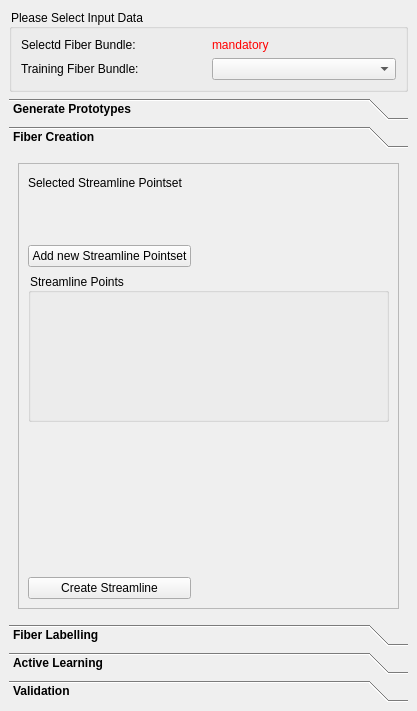
First picture: the form in Plugins/org.mitk.gui.qt.diffusionimaging.fiberprocessing/src/internal/QmitkInteractiveFiberDissectionViewControls.ui, repository MIC-DKFZ/MITK-Diffusion, before the edit.
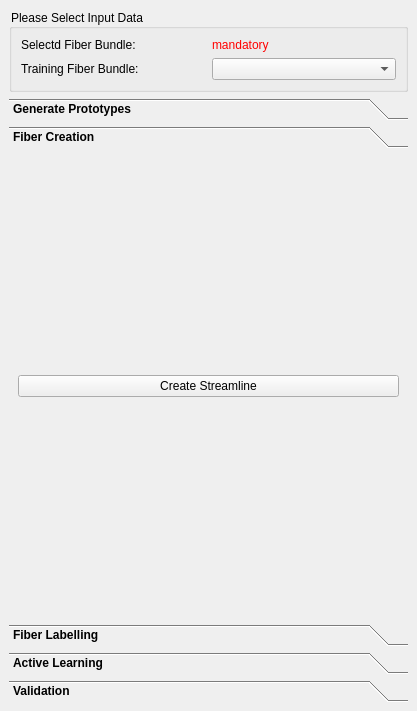
Second picture: the form after the edit. The open tabs and pages were chosen to show the change. Icons and pictures are not drawn. Custom widgets are drawn as their Qt base class.

What changed in the file:
```diff
--- a/Plugins/org.mitk.gui.qt.diffusionimaging.fiberprocessing/src/internal/QmitkInteractiveFiberDissectionViewControls.ui
+++ b/Plugins/org.mitk.gui.qt.diffusionimaging.fiberprocessing/src/internal/QmitkInteractiveFiberDissectionViewControls.ui
@@ -226,129 +226,10 @@
       </attribute>
       <layout class="QGridLayout" name="gridLayout_7">
        <item row="0" column="0">
-        <widget class="QFrame" name="frame">
-         <property name="frameShape">
-          <enum>QFrame::StyledPanel</enum>
+        <widget class="QPushButton" name="m_StreamlineCreation">
+         <property name="text">
+          <string>Create Streamline</string>
          </property>
-         <property name="frameShadow">
-          <enum>QFrame::Raised</enum>
-         </property>
-         <layout class="QGridLayout" name="gridLayout_11">
-          <item row="0" column="0">
-           <widget class="QLabel" name="m_selectedPointSetLabel">
-            <property name="text">
-             <string>Selected Streamline Pointset</string>
-            </property>
-           </widget>
-          </item>
-          <item row="2" column="1">
-           <spacer name="horizontalSpacer_14">
-            <property name="orientation">
-             <enum>Qt::Horizontal</enum>
-            </property>
-            <property name="sizeHint" stdset="0">
-             <size>
-              <width>40</width>
-              <height>20</height>
-             </size>
-            </property>
-           </spacer>
-          </item>
-          <item row="4" column="0" colspan="2">
-           <widget class="QGroupBox" name="groupBox">
-            <property name="title">
-             <string>Streamline Points</string>
-            </property>
-            <layout class="QGridLayout" name="gridLayout_10">
-             <item row="0" column="0">
-              <widget class="QmitkPointListWidget" name="m_poinSetListWidget" native="true"/>
-             </item>
-             <item row="1" column="0">
-              <spacer name="verticalSpacer_7">
-               <property name="orientation">
-                <enum>Qt::Vertical</enum>
-               </property>
-               <property name="sizeHint" stdset="0">
-                <size>
-                 <width>20</width>
-                 <height>40</height>
-                </size>
-               </property>
-              </spacer>
-             </item>
-            </layout>
-           </widget>
-          </item>
-          <item row="1" column="1">
-           <spacer name="horizontalSpacer_13">
-            <property name="orientation">
-             <enum>Qt::Horizontal</enum>
-            </property>
-            <property name="sizeHint" stdset="0">
-             <size>
-              <width>40</width>
-              <height>20</height>
-             </size>
-            </property>
-           </spacer>
-          </item>
-          <item row="0" column="1">
-           <spacer name="horizontalSpacer_12">
-            <property name="orientation">
-             <enum>Qt::Horizontal</enum>
-            </property>
-            <property name="sizeHint" stdset="0">
-             <size>
-              <width>40</width>
-              <height>20</height>
-             </size>
-            </property>
-           </spacer>
-          </item>
-          <item row="2" column="0">
-           <widget class="QPushButton" name="m_addPointSetPushButton">
-            <property name="text">
-             <string>Add new Streamline Pointset</string>
-            </property>
-           </widget>
-          </item>
-          <item row="1" column="0">
-           <widget class="QmitkSingleNodeSelectionWidget" name="m_selectedPointSetWidget" native="true">
-            <property name="sizePolicy">
-             <sizepolicy hsizetype="Preferred" vsizetype="Minimum">
-              <horstretch>0</horstretch>
-              <verstretch>0</verstretch>
-             </sizepolicy>
-            </property>
-            <property name="minimumSize">
-             <size>
-              <width>0</width>
-              <height>40</height>
-             </size>
-            </property>
-           </widget>
-          </item>
-          <item row="6" column="0">
-           <spacer name="verticalSpacer_3">
-            <property name="orientation">
-             <enum>Qt::Vertical</enum>
-            </property>
-            <property name="sizeHint" stdset="0">
-             <size>
-              <width>20</width>
-              <height>40</height>
-             </size>
-            </property>
-           </spacer>
-          </item>
-          <item row="7" column="0">
-           <widget class="QPushButton" name="m_StreamlineCreation">
-            <property name="text">
-             <string>Create Streamline</string>
-            </property>
-           </widget>
-          </item>
-         </layout>
         </widget>
        </item>
       </layout>
@@ -1088,17 +969,6 @@
    <extends>QComboBox</extends>
    <header location="global">QmitkDataStorageComboBox.h</header>
   </customwidget>
-  <customwidget>
-   <class>QmitkSingleNodeSelectionWidget</class>
-   <extends>QWidget</extends>
-   <header location="global">QmitkSingleNodeSelectionWidget.h</header>
-   <container>1</container>
-  </customwidget>
-  <customwidget>
-   <class>QmitkPointListWidget</class>
-   <extends>QWidget</extends>
-   <header location="global">QmitkPointListWidget.h</header>
-  </customwidget>
  </customwidgets>
  <resources/>
  <connections/>
```
Left out of the diff: 2 changed lines with no effect on the pictures.
